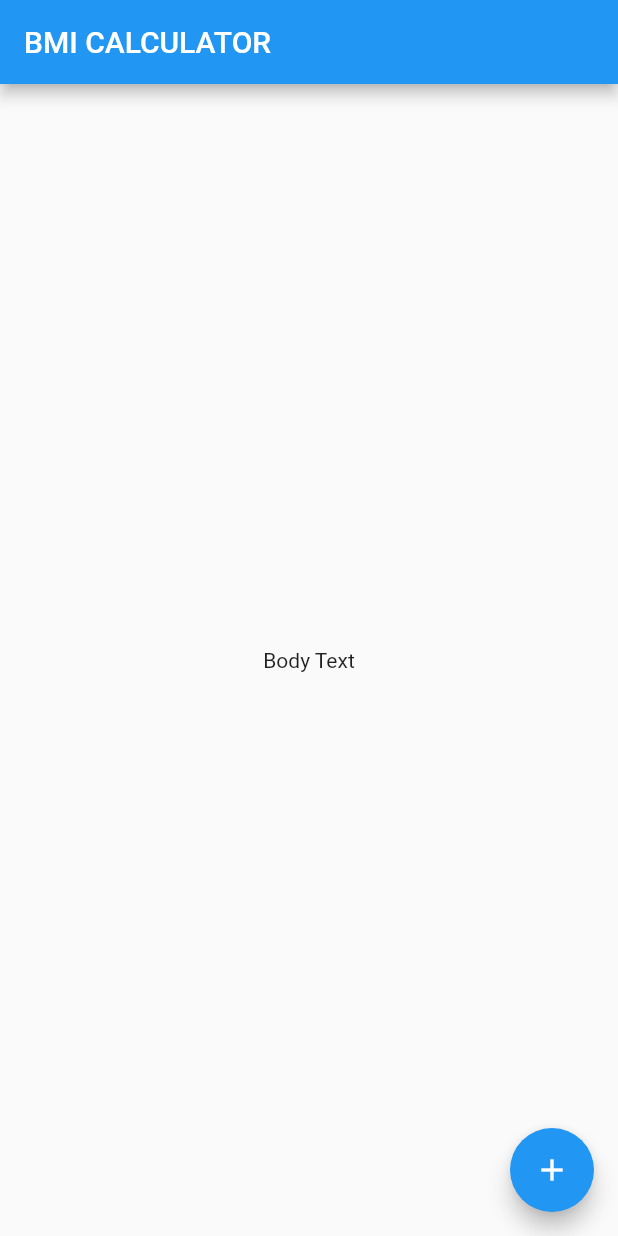
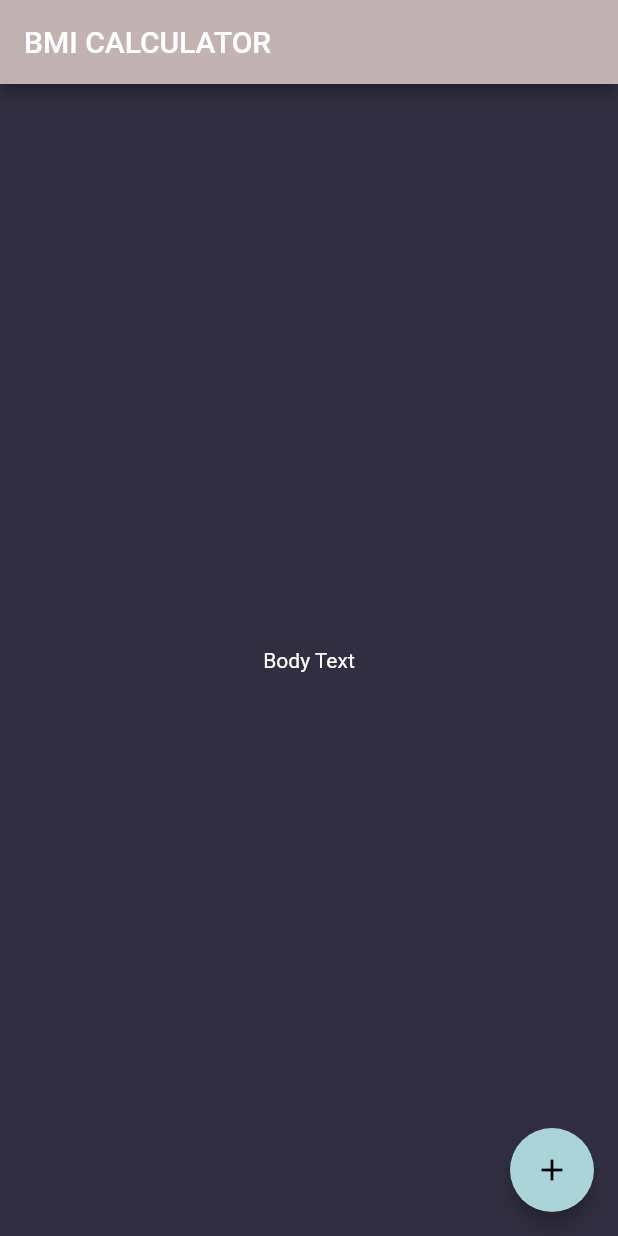
Before and after one commit to hanna2100/flutter_app, a Flutter app: the screen it shows after launch, on a phone screen of 412 x 824 dp. Run offline on Flutter 3.47's test engine with Material 2 defaults, Android fonts, the light colour scheme and no system bars; our stand-ins replace audioplayers, rflutter_alert.

Commit message:
테마 적용 및 input page 분리

```diff
--- /dev/null
+++ b/bmi_calculator/lib/input_page.dart
@@ -0,0 +1,26 @@
+import 'package:flutter/material.dart';
+
+class InputPage extends StatefulWidget {
+  @override
+  _InputPageState createState() => _InputPageState();
+}
+
+class _InputPageState extends State<InputPage> {
+  @override
+  Widget build(BuildContext context) {
+    return Scaffold(
+      appBar: AppBar(
+        title: Text('BMI CALCULATOR'),
+      ),
+      body: Center(
+        child: Text('Body Text'),
+      ),
+      floatingActionButton: Theme(
+        data: ThemeData(accentColor: Color(0xFFAAD4DA)),
+        child: FloatingActionButton(
+          child: Icon(Icons.add),
+        ),
+      ),
+    );
+  }
+}
--- a/bmi_calculator/lib/main.dart
+++ b/bmi_calculator/lib/main.dart
@@ -1,4 +1,5 @@
 import 'package:flutter/material.dart';
+import 'input_page.dart';
 
 void main() => runApp(BMICalculator());
 
@@ -6,29 +7,15 @@ class BMICalculator extends StatelessWidget {
   @override
   Widget build(BuildContext context) {
     return MaterialApp(
+      theme: ThemeData.dark().copyWith(
+          primaryColor: Color(0xFFC3B2B4),
+          scaffoldBackgroundColor: Color(0xFF312E41),
+          accentColor: Color(0xFF65A1A0),
+          textTheme: TextTheme(
+              body1: TextStyle(color: Color(0xFFFFFFFF))
+          )
+      ),
       home: InputPage(),
     );
   }
 }
-
-class InputPage extends StatefulWidget {
-  @override
-  _InputPageState createState() => _InputPageState();
-}
-
-class _InputPageState extends State<InputPage> {
-  @override
-  Widget build(BuildContext context) {
-    return Scaffold(
-      appBar: AppBar(
-        title: Text('BMI CALCULATOR'),
-      ),
-      body: Center(
-        child: Text('Body Text'),
-      ),
-      floatingActionButton: FloatingActionButton(
-        child: Icon(Icons.add),
-      ),
-    );
-  }
-}
```
